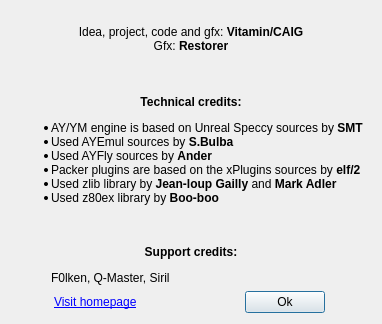
Qt form apps/zxtune-qt/ui/informational/aboutdialog.ui (vitamin-caig/zxtune) before a commit.
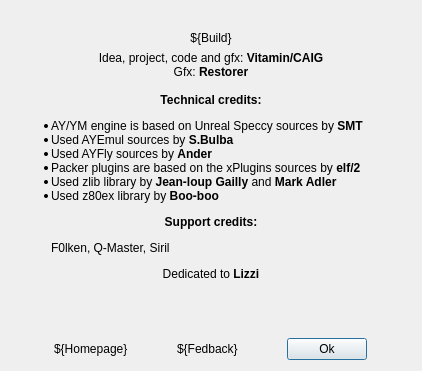
The same form after that commit. Icons and pictures are not drawn.

Commit message: zxtune-qt: update 'about' dialog.

What changed in the file:
```diff
--- a/apps/zxtune-qt/ui/informational/aboutdialog.ui
+++ b/apps/zxtune-qt/ui/informational/aboutdialog.ui
@@ -9,8 +9,8 @@
    <rect>
     <x>0</x>
     <y>0</y>
-    <width>382</width>
-    <height>318</height>
+    <width>422</width>
+    <height>371</height>
    </rect>
   </property>
   <property name="windowIcon">
@@ -23,14 +23,43 @@
   </property>
   <layout class="QVBoxLayout" name="verticalLayout">
    <item>
-    <widget class="QLabel" name="staticText">
+    <widget class="QLabel" name="logo">
+     <property name="text">
+      <string notr="true"/>
+     </property>
+     <property name="textFormat">
+      <enum>Qt::PlainText</enum>
+     </property>
+     <property name="pixmap">
+      <pixmap>:/logo.png</pixmap>
+     </property>
+     <property name="alignment">
+      <set>Qt::AlignCenter</set>
+     </property>
+    </widget>
+   </item>
+   <item>
+    <widget class="QLabel" name="buildLabel">
+     <property name="text">
+      <string>${Build}</string>
+     </property>
+     <property name="textFormat">
+      <enum>Qt::PlainText</enum>
+     </property>
+     <property name="alignment">
+      <set>Qt::AlignCenter</set>
+     </property>
+    </widget>
+   </item>
+   <item>
+    <widget class="QLabel" name="text">
      <property name="text">
       <string>&lt;!DOCTYPE HTML PUBLIC &quot;-//W3C//DTD HTML 4.0//EN&quot; &quot;http://www.w3.org/TR/REC-html40/strict.dtd&quot;&gt;
 &lt;html&gt;&lt;head&gt;&lt;meta name=&quot;qrichtext&quot; content=&quot;1&quot; /&gt;&lt;/head&gt;&lt;body&gt;
-&lt;center&gt;&lt;img src=&quot;:/logo.png&quot; /&gt;&lt;br/&gt;
+&lt;center&gt;
 Idea, project, code and gfx: &lt;b&gt;Vitamin/CAIG&lt;/b&gt;&lt;br/&gt;
 Gfx: &lt;b&gt;Restorer&lt;/b&gt;&lt;br/&gt;
-&lt;/center&gt;&lt;br/&gt;
+&lt;/center&gt;
 &lt;center&gt;&lt;b&gt;Technical credits:&lt;/b&gt;&lt;/center&gt;
 &lt;ul&gt;
 &lt;li&gt;AY/YM engine is based on Unreal Speccy sources by &lt;b&gt;SMT&lt;/b&gt;&lt;/li&gt;
@@ -39,10 +68,12 @@
 &lt;li&gt;Packer plugins are based on the xPlugins sources by &lt;b&gt;elf/2&lt;/b&gt;&lt;/li&gt;
 &lt;li&gt;Used zlib library by &lt;b&gt;Jean-loup Gailly&lt;/b&gt; and &lt;b&gt;Mark Adler&lt;/b&gt;&lt;/li&gt;
 &lt;li&gt;Used z80ex library by &lt;b&gt;Boo-boo&lt;/b&gt;&lt;/li&gt;
-&lt;/ul&gt;&lt;br/&gt;
+&lt;/ul&gt;
 
 &lt;center&gt;&lt;b&gt;Support credits:&lt;/b&gt;&lt;/center&gt;
 &lt;ul&gt;F0lken, Q-Master, Siril&lt;/ul&gt;
+
+&lt;center&gt;Dedicated to &lt;b&gt;Lizzi&lt;/b&gt;&lt;/center&gt;
 &lt;/body&gt;&lt;/html&gt;</string>
      </property>
      <property name="openExternalLinks">
@@ -74,8 +105,7 @@
         </sizepolicy>
        </property>
        <property name="text">
-        <string>&lt;a href=&quot;http://zxtune.googlecode.com&quot;&gt;Visit homepage&lt;/a&gt;
-</string>
+        <string>${Homepage}</string>
        </property>
        <property name="textFormat">
         <enum>Qt::RichText</enum>
@@ -97,7 +127,7 @@
         </sizepolicy>
        </property>
        <property name="text">
-        <string/>
+        <string>${Fedback}</string>
        </property>
        <property name="textFormat">
         <enum>Qt::RichText</enum>
```
Left out of the diff: 6 changed lines with no effect on the pictures. The commit also changes 5 other files.
